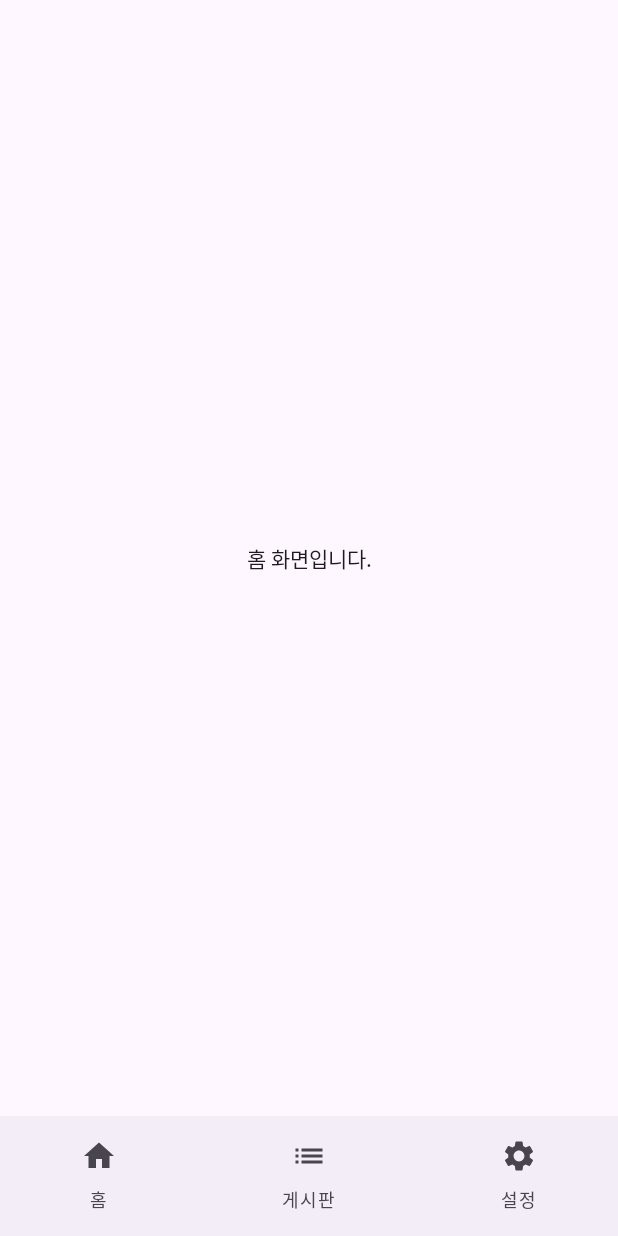
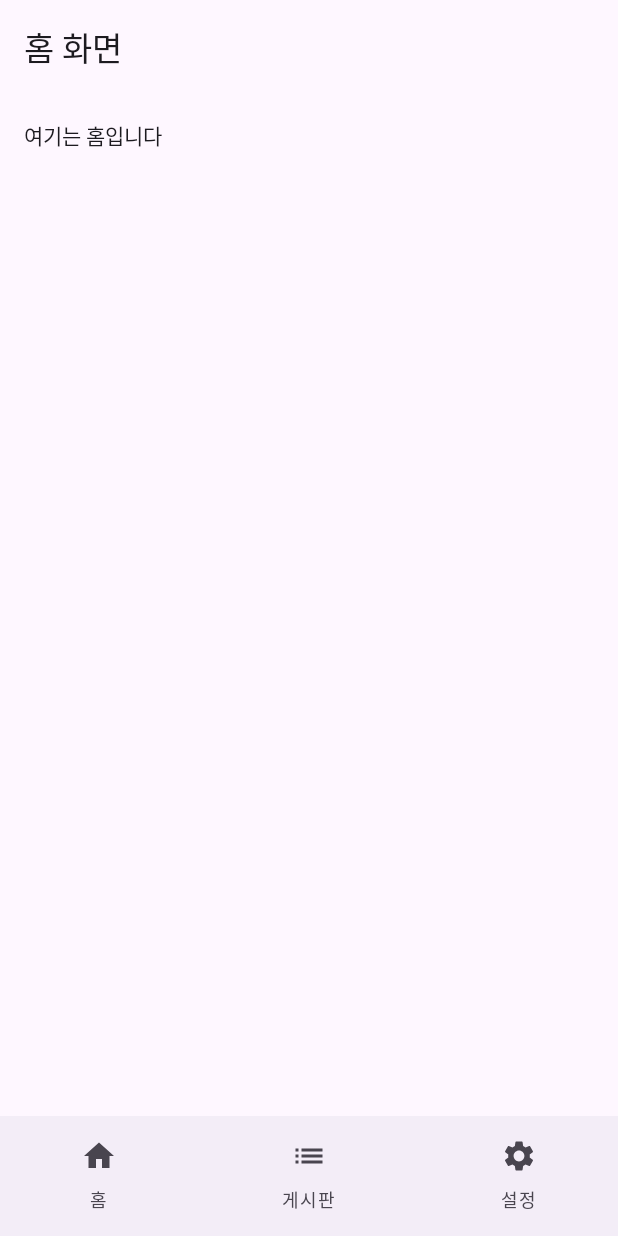
Before and after one commit to LeeMooho/mywebmobile, an Android app built with Jetpack Compose: the screen it shows after launch (MainActivity), on a phone screen of 412 x 824 dp. Run offline under Robolectric (Android 15) with nearby library versions, the phone set to English and light mode, and no system bars.

Commit message:
Page Separate

```diff
--- a/app/src/main/java/com/example/myweb/MainActivity.kt
+++ b/app/src/main/java/com/example/myweb/MainActivity.kt
@@ -20,6 +20,9 @@ import androidx.navigation.NavGraph.Companion.findStartDestination
 import androidx.navigation.compose.*
 import com.example.myweb.model.BoardDTO
 import com.example.myweb.viewmodel.BoardViewModel
+import com.example.myweb.ui.HomeScreen
+import com.example.myweb.ui.BoardApp
+import com.example.myweb.ui.SettingsScreen
 
 class MainActivity : ComponentActivity() {
     override fun onCreate(savedInstanceState: Bundle?) {
@@ -84,53 +87,7 @@ fun MainScreen() {
             composable("home") { HomeScreen() }
             composable("board") { BoardApp() }
             composable("settings") { SettingsScreen() }
-        }
+          }
+
     }
 }
-
-@OptIn(ExperimentalMaterial3Api::class)
-@Composable
-fun BoardApp(viewModel: BoardViewModel = viewModel()) {
-    val boards by viewModel.boardList.collectAsState()
-
-    LaunchedEffect(Unit) {
-        viewModel.fetchBoards()
-    }
-
-    Scaffold(
-        topBar = {
-            TopAppBar(title = { Text("게시판 목록") })
-        }
-    ) { padding ->
-        LazyColumn(contentPadding = padding) {
-            items(boards) { board ->
-                BoardItem(board)
-            }
-        }
-    }
-}
-
-@Composable
-fun HomeScreen() {
-    Box(modifier = Modifier.fillMaxSize(), contentAlignment = Alignment.Center) {
-        Text("홈 화면입니다.")
-    }
-}
-
-@Composable
-fun SettingsScreen() {
-    Box(modifier = Modifier.fillMaxSize(), contentAlignment = Alignment.Center) {
-        Text("설정 화면입니다.")
-    }
-}
-
-@Composable
-fun BoardItem(board: BoardDTO) {
-    Column(modifier = Modifier
-        .fillMaxWidth()
-        .padding(16.dp)) {
-        Text(text = board.boardTitle, style = MaterialTheme.typography.titleMedium)
-        Text(text = board.boardWriter, style = MaterialTheme.typography.labelMedium)
-        Text(text = board.boardRegdate, style = MaterialTheme.typography.labelSmall)
-    }
-}
--- /dev/null
+++ b/app/src/main/java/com/example/myweb/ui/HomeScreen.kt
@@ -0,0 +1,21 @@
+package com.example.myweb.ui
+
+import androidx.compose.material3.*
+import androidx.compose.runtime.Composable
+import androidx.compose.foundation.layout.*
+import androidx.compose.ui.Modifier
+import androidx.compose.ui.unit.dp
+
+@OptIn(ExperimentalMaterial3Api::class)
+@Composable
+fun HomeScreen() {
+    Scaffold(
+        topBar = {
+            TopAppBar(title = { Text("홈 화면") })
+        }
+    ) { padding ->
+        Column(modifier = Modifier.padding(padding).fillMaxSize()) {
+            Text("여기는 홈입니다", modifier = Modifier.padding(16.dp))
+        }
+    }
+}
```
Also changed, not shown: app/src/main/java/com/example/myweb/ui/BoardScreen.kt (added, +45 -0 lines), app/src/main/java/com/example/myweb/ui/SettingsScreen.kt (added, +59 -0 lines).
